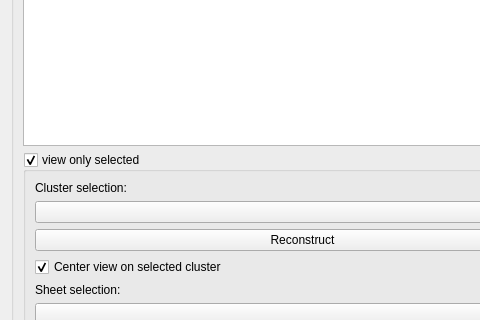
Before: the Qt Designer form scripts/sheeterator.ui in Ylannl/skel3d, drawn with Qt 5; both pictures show x 0 to 480 and y 146 to 466 of the 605 by 790 pixel window.
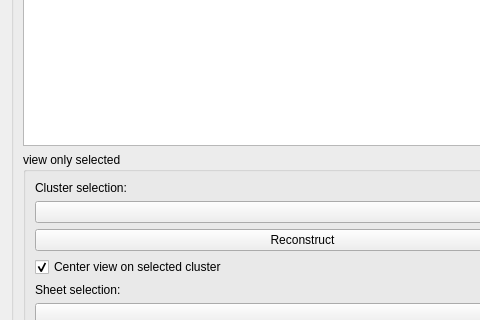
After: the same form once the commit is applied. Custom widgets are drawn as their Qt base class.

Commit message: implement drawing MAP on button press. Inexplicably not working, but not giving any errors either.

What changed in the file:
```diff
--- a/scripts/sheeterator.ui
+++ b/scripts/sheeterator.ui
@@ -71,10 +71,10 @@
          <string>view only selected</string>
         </property>
         <property name="checkable">
-         <bool>true</bool>
+         <bool>false</bool>
         </property>
         <property name="checked">
-         <bool>true</bool>
+         <bool>false</bool>
         </property>
         <layout class="QVBoxLayout" name="verticalLayout_3">
          <item>
```
Left out of the diff: 3 changed lines with no effect on the pictures. The commit also changes 2 other files.
